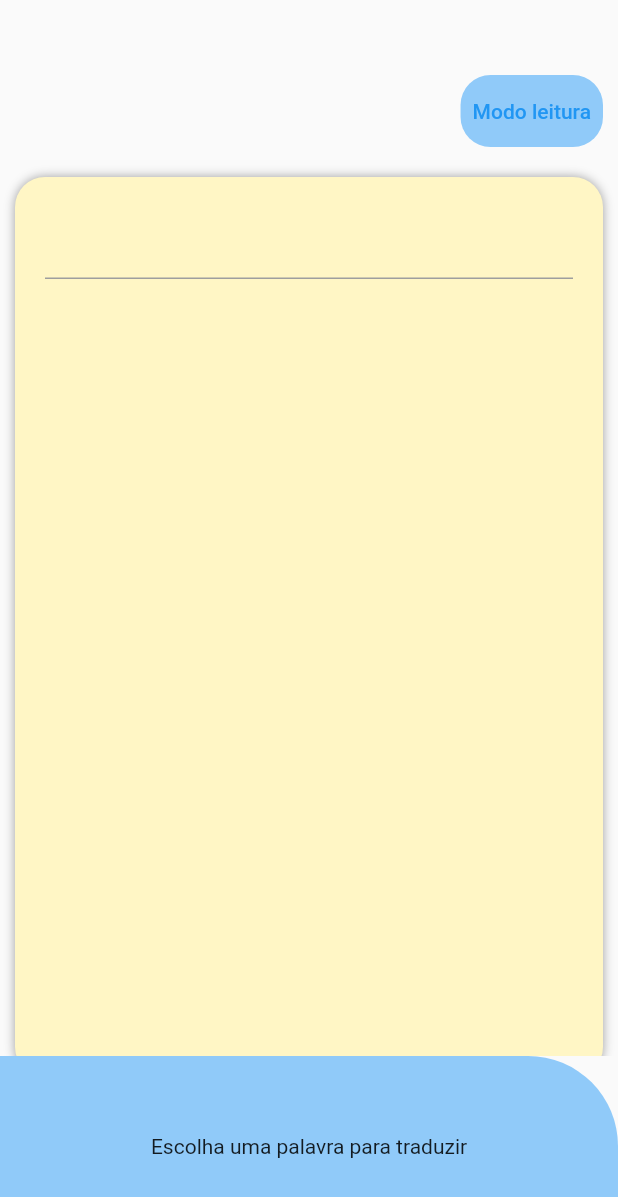
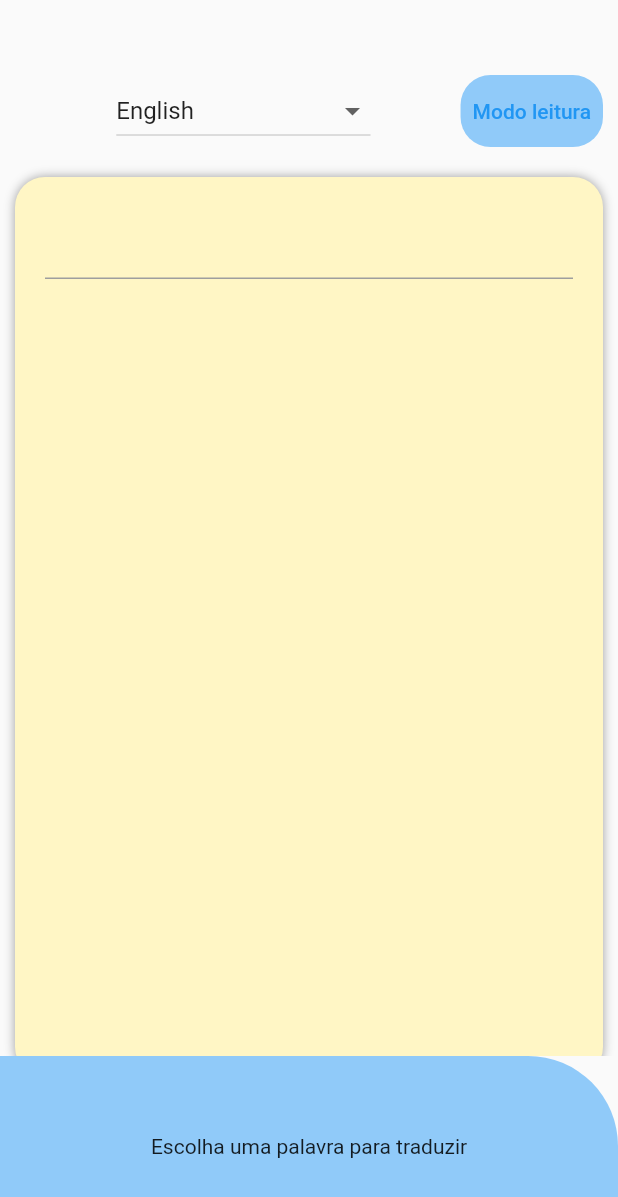
Before and after one commit to Tiago-Salles/read-text, a Flutter app: the screen it shows after launch, on a phone screen of 412 x 824 dp. Shown: the top 1197 px of the screen. Run offline on Flutter 3.47's test engine with Material 2 defaults, Android fonts, the phone set to English and light mode, and no system bars; our stand-ins replace dio; missing offline and left inert: translator.

Commit message:
Feat: Created language selector

```diff
--- /dev/null
+++ b/lib/app/core/data/infra/client_http.dart
@@ -0,0 +1,4 @@
+abstract class IClientHttp {
+  Future get();
+  Future post();
+}
--- /dev/null
+++ b/lib/app/core/data/source/dio_client.dart
@@ -0,0 +1,28 @@
+import 'package:dio/dio.dart';
+import 'package:read_text/app/core/data/infra/client_http.dart';
+
+class DioClient implements IClientHttp {
+  Dio dio = Dio();
+
+  @override
+  Future get() async {
+    try {
+      await dio.get("translate.googleapis.com", queryParameters: {
+        'sl': "pt",
+        'tl': "en",
+        'hl': "en",
+        'ie': 'UTF-8',
+        'oe': 'UTF-8',
+        'q': "love",
+      });
+    } catch (e) {
+      rethrow;
+    }
+  }
+
+  @override
+  Future post() {
+    // TODO: implement post
+    throw UnimplementedError();
+  }
+}
--- a/lib/app/core/services/translator_service.dart
+++ b/lib/app/core/services/translator_service.dart
@@ -2,11 +2,12 @@ import 'package:read_text/app/core/model/text_model.dart';
 import 'package:translator/translator.dart';
 
 class TranslatorService {
-  Future<TextModel> translateText(String sourceText) async {
+  Future<TextModel> translateText(
+      String sourceText, String? languageFrom) async {
     GoogleTranslator translator = GoogleTranslator();
     try {
       Translation translatedText =
-          await translator.translate(sourceText, from: 'en', to: 'pt');
+          await translator.translate(sourceText, from: languageFrom!, to: 'pt');
       TextModel textModel = TextModel(
         translatedText: translatedText.text,
         source: translatedText.source,
--- a/lib/app/domain/domains/home_domain.dart
+++ b/lib/app/domain/domains/home_domain.dart
@@ -9,9 +9,11 @@ class HomeDomain {
   StreamController<TextModel?> textStreamController =
       StreamController<TextModel?>.broadcast();
 
-  void translate(String sourceText) async {
+  void translate(String sourceText, String? languageFrom) async {
     try {
-      await translatorService.translateText(sourceText).then((textModel) {
+      await translatorService
+          .translateText(sourceText, languageFrom)
+          .then((textModel) {
         textStreamController.sink.add(textModel);
       });
     } catch (e) {
--- a/lib/app/presenter/pages/home/home_page.dart
+++ b/lib/app/presenter/pages/home/home_page.dart
@@ -5,6 +5,115 @@ import 'package:flutter/services.dart';
 import 'package:read_text/app/core/app_module/app_modules.dart';
 import 'package:read_text/app/core/model/text_model.dart';
 import 'package:read_text/app/domain/domains/home_domain.dart';
+
+final langs = {
+  'auto': 'Automatic',
+  'af': 'Afrikaans',
+  'sq': 'Albanian',
+  'am': 'Amharic',
+  'ar': 'Arabic',
+  'hy': 'Armenian',
+  'az': 'Azerbaijani',
+  'eu': 'Basque',
+  'be': 'Belarusian',
+  'bn': 'Bengali',
+  'bs': 'Bosnian',
+  'bg': 'Bulgarian',
+  'ca': 'Catalan',
+  'ceb': 'Cebuano',
+  'ny': 'Chichewa',
+  'zh-cn': 'Chinese Simplified',
+  'zh-tw': 'Chinese Traditional',
+  'co': 'Corsican',
+  'hr': 'Croatian',
+  'cs': 'Czech',
+  'da': 'Danish',
+  'nl': 'Dutch',
+  'en': 'English',
+  'eo': 'Esperanto',
+  'et': 'Estonian',
+  'tl': 'Filipino',
+  'fi': 'Finnish',
+  'fr': 'French',
+  'fy': 'Frisian',
+  'gl': 'Galician',
+  'ka': 'Georgian',
+  'de': 'German',
+  'el': 'Greek',
+  'gu': 'Gujarati',
+  'ht': 'Haitian Creole',
+  'ha': 'Hausa',
+  'haw': 'Hawaiian',
+  'iw': 'Hebrew',
+  'hi': 'Hindi',
+  'hmn': 'Hmong',
+  'hu': 'Hungarian',
+  'is': 'Icelandic',
+  'ig': 'Igbo',
+  'id': 'Indonesian',
+  'ga': 'Irish',
+  'it': 'Italian',
+  'ja': 'Japanese',
+  'jw': 'Javanese',
+  'kn': 'Kannada',
+  'kk': 'Kazakh',
+  'km': 'Khmer',
+  'ko': 'Korean',
+  'ku': 'Kurdish (Kurmanji)',
+  'ky': 'Kyrgyz',
+  'lo': 'Lao',
+  'la': 'Latin',
+  'lv': 'Latvian',
+  'lt': 'Lithuanian',
+  'lb': 'Luxembourgish',
+  'mk': 'Macedonian',
+  'mg': 'Malagasy',
+  'ms': 'Malay',
+  'ml': 'Malayalam',
+  'mt': 'Maltese',
+  'mi': 'Maori',
+  'mr': 'Marathi',
+  'mn': 'Mongolian',
+  'my': 'Myanmar (Burmese)',
+  'ne': 'Nepali',
+  'no': 'Norwegian',
+  'ps': 'Pashto',
+  'fa': 'Persian',
+  'pl': 'Polish',
+  'pt': 'Portuguese',
+  'pa': 'Punjabi',
+  'ro': 'Romanian',
+  'ru': 'Russian',
+  'sm': 'Samoan',
+  'gd': 'Scots Gaelic',
+  'sr': 'Serbian',
+  'st': 'Sesotho',
+  'sn': 'Shona',
+  'sd': 'Sindhi',
+  'si': 'Sinhala',
+  'sk': 'Slovak',
+  'sl': 'Slovenian',
+  'so': 'Somali',
+  'es': 'Spanish',
+  'su': 'Sundanese',
+  'sw': 'Swahili',
+  'sv': 'Swedish',
+  'tg': 'Tajik',
+  'ta': 'Tamil',
+  'te': 'Telugu',
+  'th': 'Thai',
+  'tr': 'Turkish',
+  'uk': 'Ukrainian',
+  'ur': 'Urdu',
+  'uz': 'Uzbek',
+  'ug': 'Uyghur',
+  'vi': 'Vietnamese',
+  'cy': 'Welsh',
+  'xh': 'Xhosa',
+  'yi': 'Yiddish',
+  'yo': 'Yoruba',
+  'zu': 'Zulu'
+};
 
 class HomePage extends StatefulWidget {
   const HomePage({Key? key}) : super(key: key);
@@ -32,6 +141,9 @@ class _HomePageState extends State<HomePage> {
   bool readOnly = false;
   bool selectedWord = false;
   List<String> moreThanTwoWordsList = [];
+  String? language;
+  String? item;
+  final List<DropdownMenuItem> dropdownItems = [];
 
   @override
   Widget build(BuildContext context) {
@@ -44,6 +156,30 @@ class _HomePageState extends State<HomePage> {
             Row(
               mainAxisAlignment: MainAxisAlignment.end,
               children: [
+                DropdownButton<String>(
+                  value: item ?? "English",
+                  items: langs.values
+                      .map(
+                        (value) => DropdownMenuItem(
+                          value: value,
+                          onTap: () {},
+                          enabled: true,
+                          child: SizedBox(child: Text(value)),
+                        ),
+                      )
+                      .toList(),
+                  onChanged: (itemValue) {
+                    setState(() {
+                      item = itemValue;
+                      langs.forEach((key, value) {
+                        if (value == itemValue) {
+                          language = key;
+                        }
+                      });
+                    });
+                  },
+                ),
+                const SizedBox(width: 50),
                 Container(
                   margin: const EdgeInsets.all(10),
                   decoration: BoxDecoration(
@@ -92,7 +228,7 @@ class _HomePageState extends State<HomePage> {
                         wordButton = GestureDetector(
                           onTap: () {
                             HapticFeedback.mediumImpact();
-                            homeDomain.translate(word);
+                            homeDomain.translate(word, language);
                           },
                           onLongPress: () {
                             if (moreThanTwoWordsList.contains("$word ")) {
@@ -106,13 +242,13 @@ class _HomePageState extends State<HomePage> {
                                 HapticFeedback.vibrate();
                                 moreThanTwoWordsList.remove("$word ");
                                 String phrase = moreThanTwoWordsList.join();
-                                homeDomain.translate(phrase);
+                                homeDomain.translate(phrase, language);
                               }
                             } else {
                               HapticFeedback.vibrate();
                               moreThanTwoWordsList.add("$word ");
                               String phrase = moreThanTwoWordsList.join();
-                              homeDomain.translate(phrase);
+                              homeDomain.translate(phrase, language);
                             }
                           },
                           child: Text(
--- a/pubspec.yaml
+++ b/pubspec.yaml
@@ -30,6 +30,7 @@ dependencies:
   flutter:
     sdk: flutter
   translator: ^0.1.7
+  dio: ^4.0.6
 
   # The following adds the Cupertino Icons font to your application.
   # Use with the CupertinoIcons class for iOS style icons.
```
Also changed, not shown: pubspec.lock.
